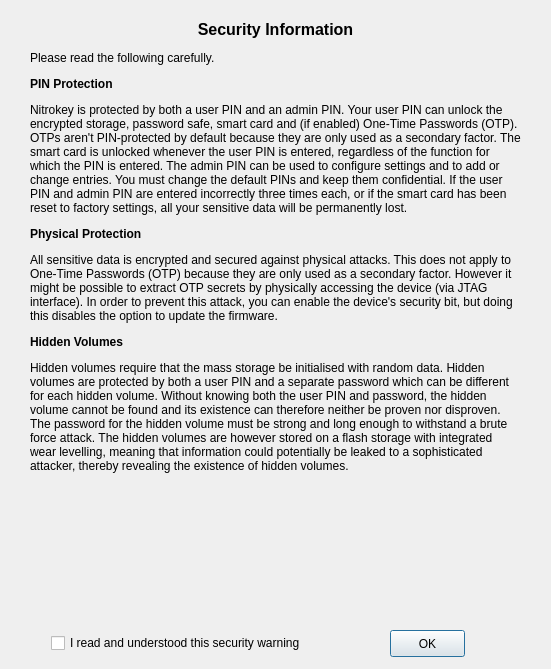
Nitrokey/nitrokey-app, file ui/securitydialog.ui: the form before one commit.
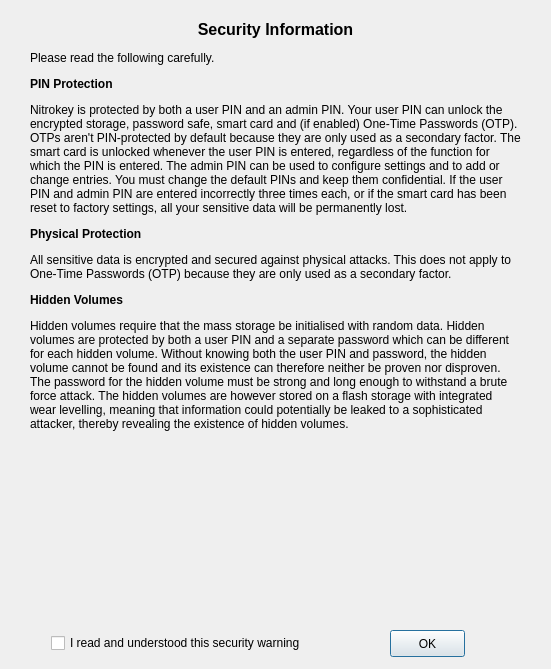
The form after the commit.

Commit message: information about activating security bit removed from security dialog

```diff
--- a/ui/securitydialog.ui
+++ b/ui/securitydialog.ui
@@ -23,7 +23,7 @@
     </rect>
    </property>
    <property name="text">
-    <string>&lt;html&gt;&lt;head/&gt;&lt;body&gt;&lt;p align=&quot;center&quot;&gt;&lt;span style=&quot; font-size:12pt; font-weight:600;&quot;&gt;Security Information&lt;/span&gt;&lt;/p&gt;&lt;p&gt;Please read the following carefully.&lt;/p&gt;&lt;p&gt;&lt;span style=&quot; font-weight:600;&quot;&gt;PIN Protection&lt;/span&gt;&lt;/p&gt;&lt;p&gt;Nitrokey is protected by both a user PIN and an admin PIN. Your user PIN can unlock the encrypted storage, password safe, smart card and (if enabled) One-Time Passwords (OTP). OTPs aren't PIN-protected by default because they are only used as a secondary factor. The smart card is unlocked whenever the user PIN is entered, regardless of the function for which the PIN is entered. The admin PIN can be used to configure settings and to add or change entries. You must change the default PINs and keep them confidential. If the user PIN and admin PIN are entered incorrectly three times each, or if the smart card has been reset to factory settings, all your sensitive data will be permanently lost.&lt;/p&gt;&lt;p&gt;&lt;span style=&quot; font-weight:600;&quot;&gt;Physical Protection&lt;/span&gt;&lt;/p&gt;&lt;p&gt;All sensitive data is encrypted and secured against physical attacks. This does not apply to One-Time Passwords (OTP) because they are only used as a secondary factor. However it might be possible to extract OTP secrets by physically accessing the device (via JTAG interface). In order to prevent this attack, you can enable the device's security bit, but doing this disables the option to update the firmware.&lt;/p&gt;&lt;p&gt;&lt;span style=&quot; font-weight:600;&quot;&gt;Hidden Volumes&lt;/span&gt;&lt;/p&gt;&lt;p&gt;Hidden volumes require that the mass storage be initialised with random data. Hidden volumes are protected by both a user PIN and a separate password which can be different for each hidden volume. Without knowing both the user PIN and password, the hidden volume cannot be found and its existence can therefore neither be proven nor disproven. The password for the hidden volume must be strong and long enough to withstand a brute force attack. The hidden volumes are however stored on a flash storage with integrated wear levelling, meaning that information could potentially be leaked to a sophisticated attacker, thereby revealing the existence of hidden volumes.&lt;/p&gt;&lt;/body&gt;&lt;/html&gt;</string>
+    <string>&lt;html&gt;&lt;head/&gt;&lt;body&gt;&lt;p align=&quot;center&quot;&gt;&lt;span style=&quot; font-size:12pt; font-weight:600;&quot;&gt;Security Information&lt;/span&gt;&lt;/p&gt;&lt;p&gt;Please read the following carefully.&lt;/p&gt;&lt;p&gt;&lt;span style=&quot; font-weight:600;&quot;&gt;PIN Protection&lt;/span&gt;&lt;/p&gt;&lt;p&gt;Nitrokey is protected by both a user PIN and an admin PIN. Your user PIN can unlock the encrypted storage, password safe, smart card and (if enabled) One-Time Passwords (OTP). OTPs aren't PIN-protected by default because they are only used as a secondary factor. The smart card is unlocked whenever the user PIN is entered, regardless of the function for which the PIN is entered. The admin PIN can be used to configure settings and to add or change entries. You must change the default PINs and keep them confidential. If the user PIN and admin PIN are entered incorrectly three times each, or if the smart card has been reset to factory settings, all your sensitive data will be permanently lost.&lt;/p&gt;&lt;p&gt;&lt;span style=&quot; font-weight:600;&quot;&gt;Physical Protection&lt;/span&gt;&lt;/p&gt;&lt;p&gt;All sensitive data is encrypted and secured against physical attacks. This does not apply to One-Time Passwords (OTP) because they are only used as a secondary factor.&lt;/p&gt;&lt;p&gt;&lt;span style=&quot; font-weight:600;&quot;&gt;Hidden Volumes&lt;/span&gt;&lt;/p&gt;&lt;p&gt;Hidden volumes require that the mass storage be initialised with random data. Hidden volumes are protected by both a user PIN and a separate password which can be different for each hidden volume. Without knowing both the user PIN and password, the hidden volume cannot be found and its existence can therefore neither be proven nor disproven. The password for the hidden volume must be strong and long enough to withstand a brute force attack. The hidden volumes are however stored on a flash storage with integrated wear levelling, meaning that information could potentially be leaked to a sophisticated attacker, thereby revealing the existence of hidden volumes.&lt;/p&gt;&lt;/body&gt;&lt;/html&gt;</string>
    </property>
    <property name="alignment">
     <set>Qt::AlignLeading|Qt::AlignLeft|Qt::AlignTop</set>
```
The commit also changes 1 other file.
